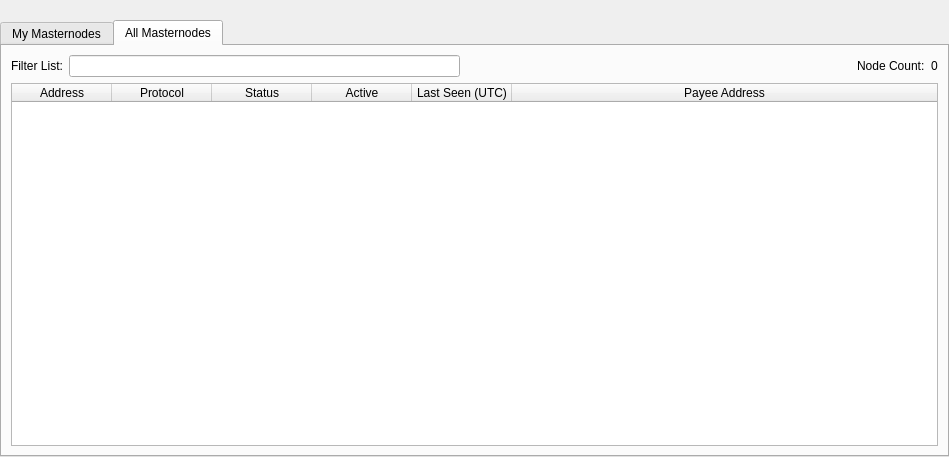
ZENZO-Ecosystem/ZENZO-Core-Archive, file src/qt/forms/masternodelist.ui: the form before one commit.
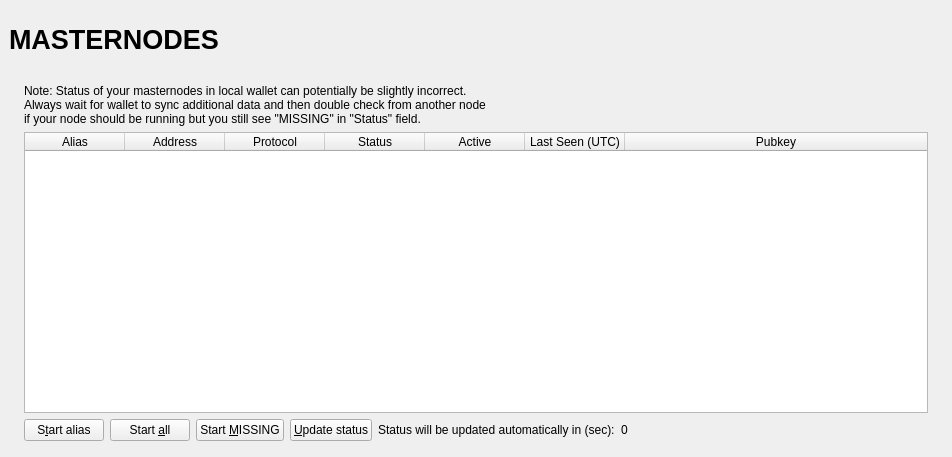
The form after the commit. The open tabs and pages were chosen to show the change.

```diff
--- a/src/qt/forms/masternodelist.ui
+++ b/src/qt/forms/masternodelist.ui
@@ -6,58 +6,126 @@
    <rect>
     <x>0</x>
     <y>0</y>
-    <width>774</width>
+    <width>723</width>
     <height>457</height>
    </rect>
   </property>
   <property name="windowTitle">
    <string>Form</string>
   </property>
-  <layout class="QVBoxLayout" name="topLayout">
-   <property name="leftMargin">
-    <number>0</number>
+  <layout class="QVBoxLayout" name="topLayout" stretch="0">
+   <property name="margin">
+    <number>9</number>
    </property>
-   <property name="topMargin">
+   <item>
+    <layout class="QVBoxLayout" name="verticalLayout_Master" stretch="0,1">
+     <property name="spacing">
     <number>0</number>
    </property>
-   <property name="rightMargin">
+     <item>
+      <widget class="QFrame" name="frame_Header">
+       <layout class="QVBoxLayout" name="verticalLayout_4">
+        <property name="margin">
     <number>0</number>
    </property>
-   <property name="bottomMargin">
-    <number>0</number>
-   </property>
+        <item>
+         <layout class="QHBoxLayout" name="horizontalLayout_Header" stretch="1,0,1">
+          <item>
+           <widget class="QLabel" name="labelOverviewHeaderLeft">
+            <property name="minimumSize">
+             <size>
+              <width>464</width>
+              <height>60</height>
+             </size>
+            </property>
+            <property name="maximumSize">
+             <size>
+              <width>16777215</width>
+              <height>60</height>
+             </size>
+            </property>
+            <property name="font">
+             <font>
+              <pointsize>20</pointsize>
+              <weight>75</weight>
+              <bold>true</bold>
+             </font>
+            </property>
+            <property name="text">
+             <string>MASTERNODES</string>
+            </property>
+           </widget>
+          </item>
    <item>
+           <spacer name="horizontalSpacer">
+            <property name="orientation">
+             <enum>Qt::Horizontal</enum>
+            </property>
+            <property name="sizeHint" stdset="0">
+             <size>
+              <width>40</width>
+              <height>20</height>
+             </size>
+            </property>
+           </spacer>
+          </item>
+          <item>
+           <widget class="QLabel" name="labelOverviewHeaderRight">
+            <property name="minimumSize">
+             <size>
+              <width>464</width>
+              <height>60</height>
+             </size>
+            </property>
+            <property name="maximumSize">
+             <size>
+              <width>16777215</width>
+              <height>60</height>
+             </size>
+            </property>
+            <property name="font">
+             <font>
+              <pointsize>14</pointsize>
+             </font>
+            </property>
+            <property name="text">
+             <string/>
+            </property>
+            <property name="alignment">
+             <set>Qt::AlignRight|Qt::AlignTrailing|Qt::AlignVCenter</set>
+            </property>
+           </widget>
+          </item>
+         </layout>
+        </item>
+       </layout>
+      </widget>
+     </item>
+     <item>
+      <widget class="QFrame" name="frame_BG">
+       <layout class="QVBoxLayout" name="verticalLayout_3">
+        <property name="margin">
+         <number>6</number>
+        </property>
+        <item>
+         <widget class="QFrame" name="frame_Content">
     <layout class="QVBoxLayout" name="verticalLayout">
-     <property name="bottomMargin">
+           <property name="spacing">
       <number>0</number>
      </property>
-     <item>
-      <spacer name="horizontalSpacer0">
-       <property name="orientation">
-        <enum>Qt::Horizontal</enum>
-       </property>
-       <property name="sizeHint" stdset="0">
-        <size>
-         <width>0</width>
-         <height>20</height>
-        </size>
-       </property>
-      </spacer>
-     </item>
-     <item>
-      <widget class="QTabWidget" name="tabWidget">
-       <property name="currentIndex">
+           <property name="margin">
         <number>0</number>
        </property>
-       <widget class="QWidget" name="tabMyMasternodes">
-        <attribute name="title">
-         <string>My Masternodes</string>
-        </attribute>
+           <item>
         <layout class="QGridLayout" name="gridLayout_2">
+             <property name="spacing">
+              <number>2</number>
+             </property>
          <item row="0" column="0">
+              <widget class="QFrame" name="frameList">
           <layout class="QVBoxLayout" name="verticalLayout_2">
            <property name="bottomMargin">
-            <number>0</number>
+                 <number>1</number>
            </property>
            <item>
             <layout class="QHBoxLayout" name="horizontalLayout_note">
@@ -168,7 +236,7 @@
              </column>
              <column>
               <property name="text">
-               <string>Payee Address</string>
+                    <string>Pubkey</string>
               </property>
              </column>
             </widget>
@@ -178,27 +246,6 @@
              <property name="bottomMargin">
               <number>0</number>
              </property>
-              <item>
-               <widget class="QPushButton" name="getMNPrivKeyButton">
-                <property name="text">
-                 <string>G&amp;et MN Priv Key</string>
-                </property>
-               </widget>
-              </item>
-              <item>
-               <widget class="QPushButton" name="getOutputsButton">
-                <property name="text">
-                 <string>G&amp;et Outputs</string>
-                </property>
-               </widget>
-              </item>
-              <item>
-             <widget class="QPushButton" name="configureMasternodeButton">
-               <property name="text">
-                <string>C&amp;onfigure Masternode</string>
-               </property>
-             </widget>
-             </item>
              <item>
               <widget class="QPushButton" name="startButton">
                <property name="text">
@@ -257,150 +304,14 @@
             </layout>
            </item>
           </layout>
-         </item>
-        </layout>
-       </widget>
-       <widget class="QWidget" name="tabAllMasternodes">
-        <attribute name="title">
-         <string>All Masternodes</string>
-        </attribute>
-        <layout class="QGridLayout" name="gridLayout">
-         <item row="1" column="0">
-          <widget class="QTableWidget" name="tableWidgetMasternodes">
-           <property name="palette">
-            <palette>
-             <active>
-              <colorrole role="Text">
-               <brush brushstyle="SolidPattern">
-                <color alpha="255">
-                 <red>51</red>
-                 <green>51</green>
-                 <blue>51</blue>
-                </color>
-               </brush>
-              </colorrole>
-             </active>
-             <inactive>
-              <colorrole role="Text">
-               <brush brushstyle="SolidPattern">
-                <color alpha="255">
-                 <red>51</red>
-                 <green>51</green>
-                 <blue>51</blue>
-                </color>
-               </brush>
-              </colorrole>
-             </inactive>
-             <disabled>
-              <colorrole role="Text">
-               <brush brushstyle="SolidPattern">
-                <color alpha="255">
-                 <red>85</red>
-                 <green>85</green>
-                 <blue>85</blue>
-                </color>
-               </brush>
-              </colorrole>
-             </disabled>
-            </palette>
-           </property>
-           <property name="editTriggers">
-            <set>QAbstractItemView::NoEditTriggers</set>
-           </property>
-           <property name="alternatingRowColors">
-            <bool>true</bool>
-           </property>
-           <property name="selectionBehavior">
-            <enum>QAbstractItemView::SelectRows</enum>
-           </property>
-           <property name="sortingEnabled">
-            <bool>true</bool>
-           </property>
-           <attribute name="horizontalHeaderStretchLastSection">
-            <bool>true</bool>
-           </attribute>
-           <column>
-            <property name="text">
-             <string>Address</string>
-            </property>
-           </column>
-           <column>
-            <property name="text">
-             <string>Protocol</string>
-            </property>
-           </column>
-           <column>
-            <property name="text">
-             <string>Status</string>
-            </property>
-           </column>
-           <column>
-            <property name="text">
-             <string>Active</string>
-            </property>
-           </column>
-           <column>
-            <property name="text">
-             <string>Last Seen (UTC)</string>
-            </property>
-           </column>
-           <column>
-            <property name="text">
-             <string>Payee Address</string>
-            </property>
-           </column>
-          </widget>
-         </item>
-         <item row="0" column="0">
-          <layout class="QHBoxLayout" name="horizontalLayout_3">
-           <property name="bottomMargin">
-            <number>0</number>
-           </property>
-           <item>
-            <widget class="QLabel" name="label_filter">
-             <property name="text">
-              <string>Filter List:</string>
-             </property>
-            </widget>
-           </item>
-           <item>
-            <widget class="QLineEdit" name="filterLineEdit">
-             <property name="toolTip">
-              <string>Filter masternode list</string>
-             </property>
-            </widget>
-           </item>
-           <item>
-            <spacer name="horizontalSpacer_3">
-             <property name="orientation">
-              <enum>Qt::Horizontal</enum>
-             </property>
-             <property name="sizeHint" stdset="0">
-              <size>
-               <width>10</width>
-               <height>20</height>
-              </size>
-             </property>
-            </spacer>
-           </item>
-           <item>
-            <widget class="QLabel" name="label_count">
-             <property name="text">
-              <string>Node Count:</string>
-             </property>
-            </widget>
-           </item>
-           <item>
-            <widget class="QLabel" name="countLabel">
-             <property name="text">
-              <string>0</string>
-             </property>
-            </widget>
-           </item>
+              </widget>
+             </item>
           </layout>
          </item>
         </layout>
        </widget>
+        </item>
+       </layout>
       </widget>
      </item>
     </layout>
```
Lines whose indentation alone changed are shown as unchanged.
